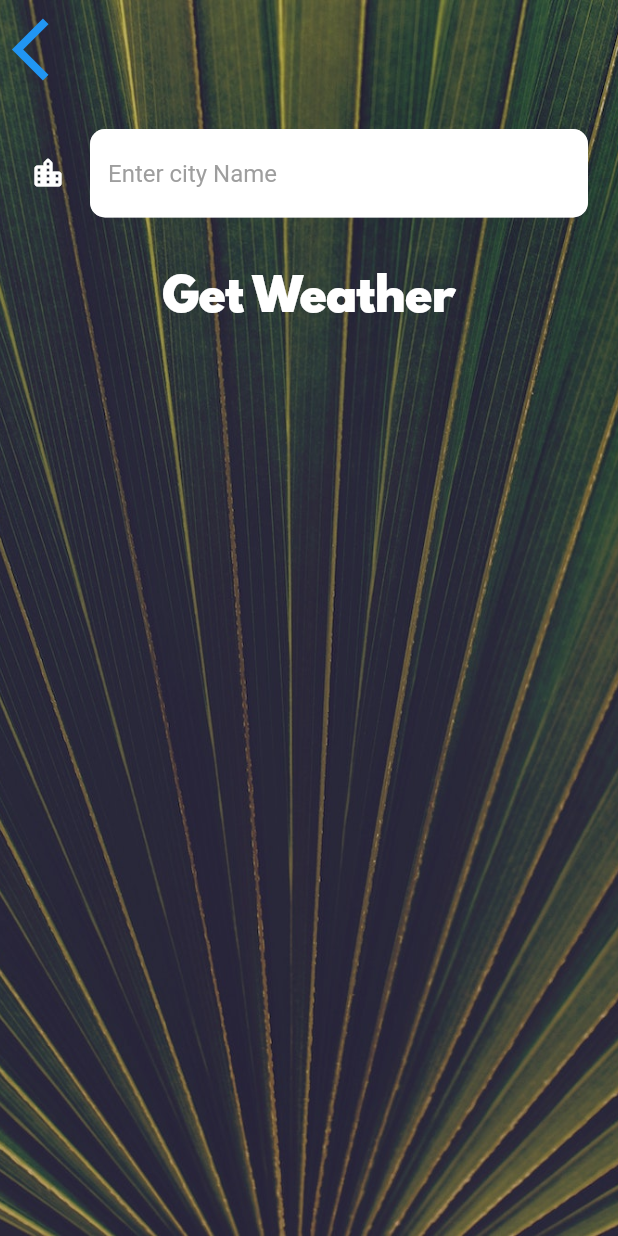
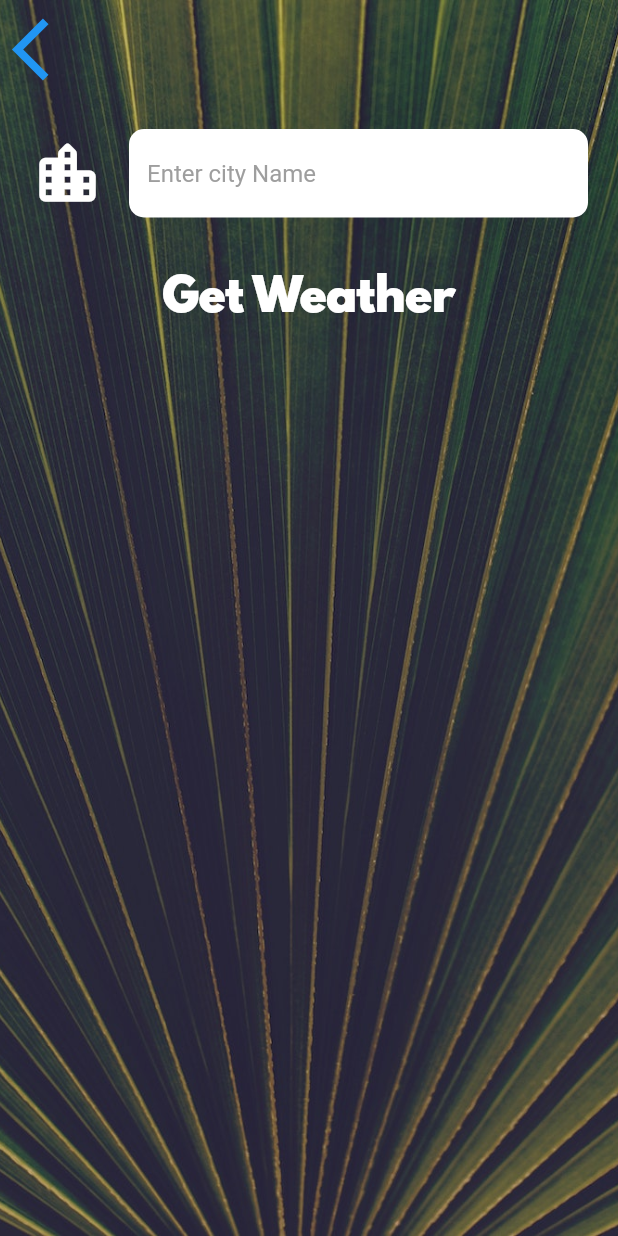
Before and after one commit to tooney92/clima_app, a Flutter app: the LocationScreen screen opened directly, after a tap on the "location city" icon, on a phone screen of 412 x 824 dp. Run offline on Flutter 3.47's test engine with Material 2 defaults, Android fonts, the phone set to English and light mode, and no system bars; our stand-ins replace flutter_dotenv, flutter_spinkit, geolocator.

Commit message:
added getCityData for the weather model

```diff
--- a/lib/main.dart
+++ b/lib/main.dart
@@ -1,5 +1,5 @@
 import 'package:flutter/material.dart';
-import 'package:clima_app/screens/loading_screen.dart';
+// import 'package:clima_app/screens/loading_screen.dart';
 import 'package:flutter_dotenv/flutter_dotenv.dart';
 import 'package:clima_app/screens/home_screen.dart';
 
@@ -12,6 +12,7 @@ class MyApp extends StatelessWidget {
   @override
   Widget build(BuildContext context) {
     return MaterialApp(
+      debugShowCheckedModeBanner: false,
       theme: ThemeData.dark(),
       home: HomeScreen(),
     );
--- a/lib/screens/city_screen.dart
+++ b/lib/screens/city_screen.dart
@@ -8,6 +8,7 @@ class CityScreen extends StatefulWidget {
 }
 
 class _CityScreenState extends State<CityScreen> {
+  late String cityName;
   @override
   Widget build(BuildContext context) {
     return Scaffold(
@@ -26,10 +27,7 @@ class _CityScreenState extends State<CityScreen> {
                 alignment: Alignment.topLeft,
                 child: TextButton(
                   onPressed: () {
-                    Navigator.push(context,
-                        MaterialPageRoute(builder: (context) {
-                      return LocationScreen();
-                    }));
+                    Navigator.pop(context);
                   },
                   child: Icon(
                     Icons.arrow_back_ios,
@@ -40,22 +38,17 @@ class _CityScreenState extends State<CityScreen> {
               Container(
                 padding: EdgeInsets.all(20.0),
                 child: TextField(
-                  decoration: InputDecoration(
-                      fillColor: Colors.white,
-                      border: OutlineInputBorder(
-                          borderRadius:
-                              BorderRadius.all(Radius.circular(10.0))),
-                      filled: true,
-                      hintText: 'Enter city Name',
-                      hintStyle: TextStyle(color: Colors.grey),
-                      icon: Icon(
-                        Icons.location_city_rounded,
-                        color: Colors.white,
-                      )),
+                  style: TextStyle(color: Colors.black),
+                  decoration: kTextfieldDecoration,
+                  onChanged: (value) {
+                    cityName = value;
+                  },
                 ),
               ),
               TextButton(
-                onPressed: () {},
+                onPressed: () {
+                  Navigator.pop(context, cityName);
+                },
                 child: Text(
                   'Get Weather',
                   style: kButtonTextStyle,
--- a/lib/screens/loading_screen.dart
+++ b/lib/screens/loading_screen.dart
@@ -26,6 +26,7 @@ class _LoadingScreenState extends State<LoadingScreen> {
   void getLocationData() async {
     try {
       WeatherModel weatherModel = WeatherModel();
+      print("getLocation");
       var weatherData = await weatherModel.getLocationWeather();
       Navigator.push(context, MaterialPageRoute(builder: (context) {
         return LocationScreen(locationWeather: weatherData);
@@ -37,6 +38,7 @@ class _LoadingScreenState extends State<LoadingScreen> {
 
   @override
   Widget build(BuildContext context) {
+    print("building");
     return Scaffold(
       body: Center(
         child: Column(
--- a/lib/screens/location_screen.dart
+++ b/lib/screens/location_screen.dart
@@ -15,7 +15,7 @@ class LocationScreen extends StatefulWidget {
 class _LocationScreenState extends State<LocationScreen> {
   late double temperature;
   late String weatherIcon;
-  late String cityName;
+  String cityName = "";
   late String weatherMessage;
   String? errorReason = "";
   WeatherModel weather = WeatherModel();
@@ -26,14 +26,17 @@ class _LocationScreenState extends State<LocationScreen> {
     updateUI(widget.locationWeather);
   }
 
-  void updateUI(dynamic weatherData, [String? errorMessage]) {
+  void updateUI(dynamic weatherData,
+      {String? errorMessage, String? noCityError}) {
     setState(() {
       if (weatherData == null) {
         temperature = 0;
         weatherIcon = '';
         weatherMessage = 'Unable to get weather data for your city';
         cityName = '';
-        errorReason = 'Reason: $errorMessage';
+        errorReason = errorMessage != null
+            ? 'Reason: $errorMessage'
+            : 'Reason: $noCityError';
         return;
       }
       temperature = weatherData['main']['temp'];
@@ -73,11 +76,11 @@ class _LocationScreenState extends State<LocationScreen> {
                         var weatherData = await weather.getLocationWeather();
                         updateUI(weatherData);
                       } on LocationServiceEnabledException catch (e) {
-                        updateUI(null, e.cause);
+                        updateUI(null, errorMessage: e.cause);
                       } on LocationServicePermissionException catch (e) {
-                        updateUI(null, e.cause);
+                        updateUI(null, errorMessage: e.cause);
                       } on LocationServicePermanentDenialException catch (e) {
-                        updateUI(null, e.cause);
+                        updateUI(null, errorMessage: e.cause);
                       } catch (e) {
                         print(e);
                       }
@@ -88,11 +91,18 @@ class _LocationScreenState extends State<LocationScreen> {
                     ),
                   ),
                   TextButton(
-                    onPressed: () {
-                      Navigator.push(
+                    onPressed: () async {
+                      var typedName = await Navigator.push(
                         context,
                         MaterialPageRoute(builder: (context) => CityScreen()),
                       );
+                      if (typedName != null) {
+                        // print("dem dey call me oooooo");
+                        var info = await weather.getCityData(typedName);
+                        updateUI(info,
+                            noCityError:
+                                "we could not find city data. Please check the spelling.");
+                      }
                     },
                     child: Icon(
                       Icons.location_city,
--- a/lib/utilities/constants.dart
+++ b/lib/utilities/constants.dart
@@ -27,3 +27,21 @@ const kButtonTextStyle = TextStyle(
 const kConditionTextStyle = TextStyle(
   fontSize: 100.0,
 );
+
+const kTextfieldDecoration = InputDecoration(
+  fillColor: Colors.white,
+  border: OutlineInputBorder(
+    borderRadius: BorderRadius.all(
+      Radius.circular(10.0),
+    ),
+    borderSide: BorderSide.none,
+  ),
+  filled: true,
+  hintText: 'Enter city Name',
+  hintStyle: TextStyle(color: Colors.grey),
+  icon: Icon(
+    Icons.location_city_rounded,
+    color: Colors.white,
+    size: 50.0,
+  ),
+);
```
Also changed, not shown: lib/services/weather.dart (+9 -0 lines), 1 other file.
